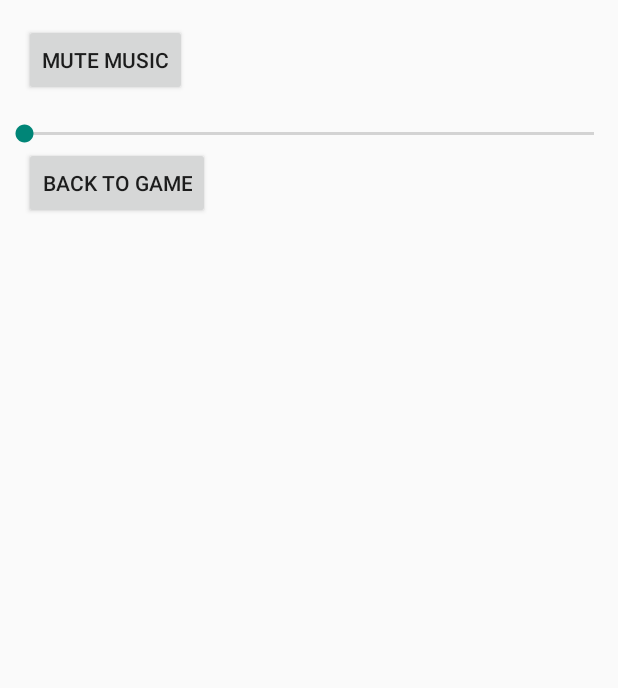
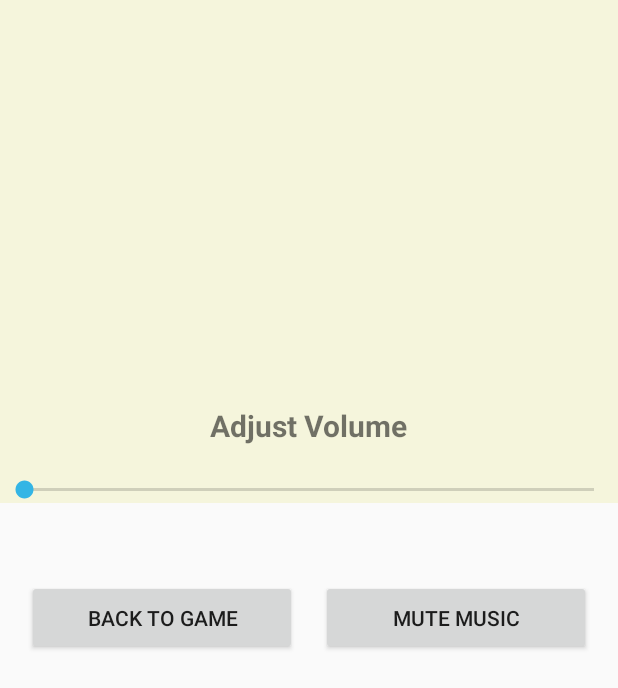
Before and after one commit to sarahcwy/smubird-android-app, an Android app: the testOptions screen opened directly, with no data from a screen before it, on a phone screen of 412 x 824 dp. Shown: the top 688 px of the screen. Run offline under Robolectric (Android 15) with nearby library versions, the phone set to English and light mode, and no system bars.

Commit message:
aesthetics changes

```diff
--- a/app/src/main/res/layout/activity_testoptions.xml
+++ b/app/src/main/res/layout/activity_testoptions.xml
@@ -6,27 +6,52 @@
     android:layout_height="match_parent"
     tools:context=".testOptions">
 
+    <LinearLayout
+        android:layout_width="match_parent"
+        android:layout_height="wrap_content"
+        android:layout_centerInParent="true"
+        android:gravity="center_horizontal"
+        android:orientation="horizontal">
+
         <Button
             android:id="@+id/back2game"
-        android:layout_width="wrap_content"
-        android:layout_height="wrap_content"
-        android:text="Back to game"
-        android:layout_below="@id/volume_seekbar"
-        android:layout_marginStart="16dp" />
+            android:layout_width="180dp"
+            android:layout_height="50dp"
+            android:text="Back to game"/>
 
         <Button
             android:id="@+id/mute_button"
+            android:layout_width="180dp"
+            android:layout_height="50dp"
+            android:text="Mute Music"
+            android:layout_marginStart="16dp"/>
+
+    </LinearLayout>
+
+    <LinearLayout
+        android:layout_width="match_parent"
+        android:layout_height="wrap_content"
+        android:layout_below="@id/mute_button"
+        android:gravity="center_horizontal"
+        android:orientation="vertical"
+        android:background="#F5F5DC">
+
+        <TextView
+            android:id="@+id/volume_text"
             android:layout_width="wrap_content"
             android:layout_height="wrap_content"
-        android:text="Mute Music"
-        android:layout_marginTop="16dp"
-        android:layout_marginStart="16dp" />
+            android:text="Adjust Volume"
+            android:layout_marginTop="270dp"
+            android:textSize="20sp"
+            android:textStyle="bold"/>
 
         <SeekBar
             android:id="@+id/volume_seekbar"
             android:layout_width="match_parent"
             android:layout_height="wrap_content"
-        android:layout_below="@id/mute_button"
-        android:layout_marginTop="16dp" />
+            android:layout_marginTop="20dp"
+            android:thumbTint="@android:color/holo_blue_light"/>
+
+    </LinearLayout>
 
 </RelativeLayout>
```
Lines whose indentation alone changed are shown as unchanged.
